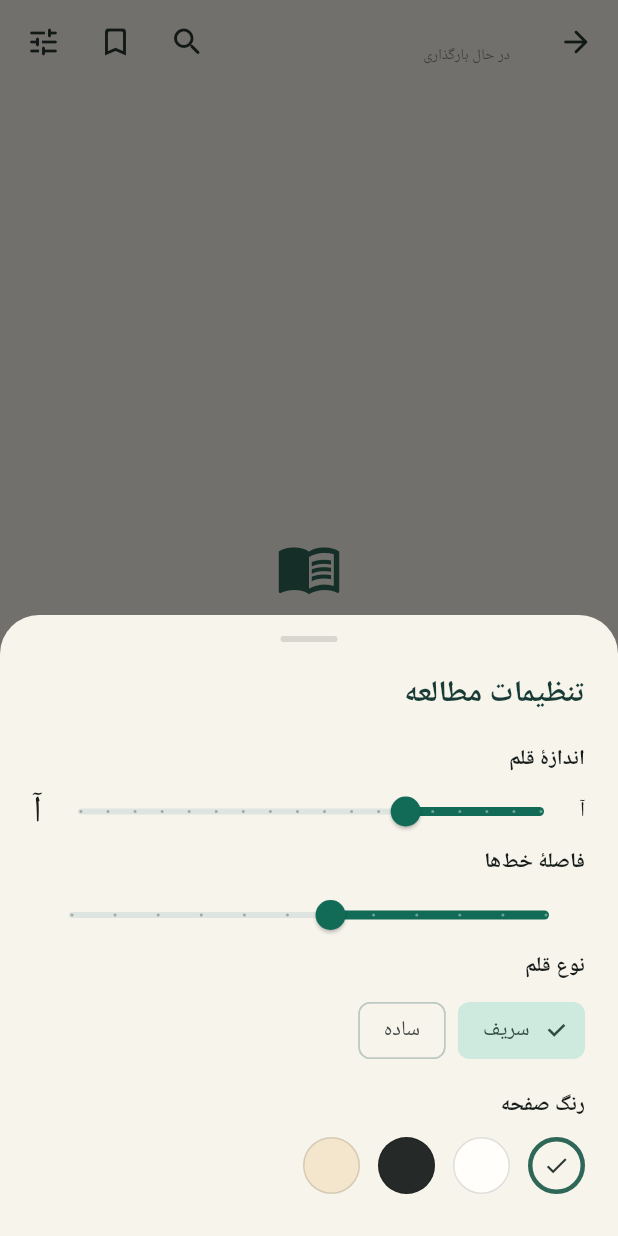
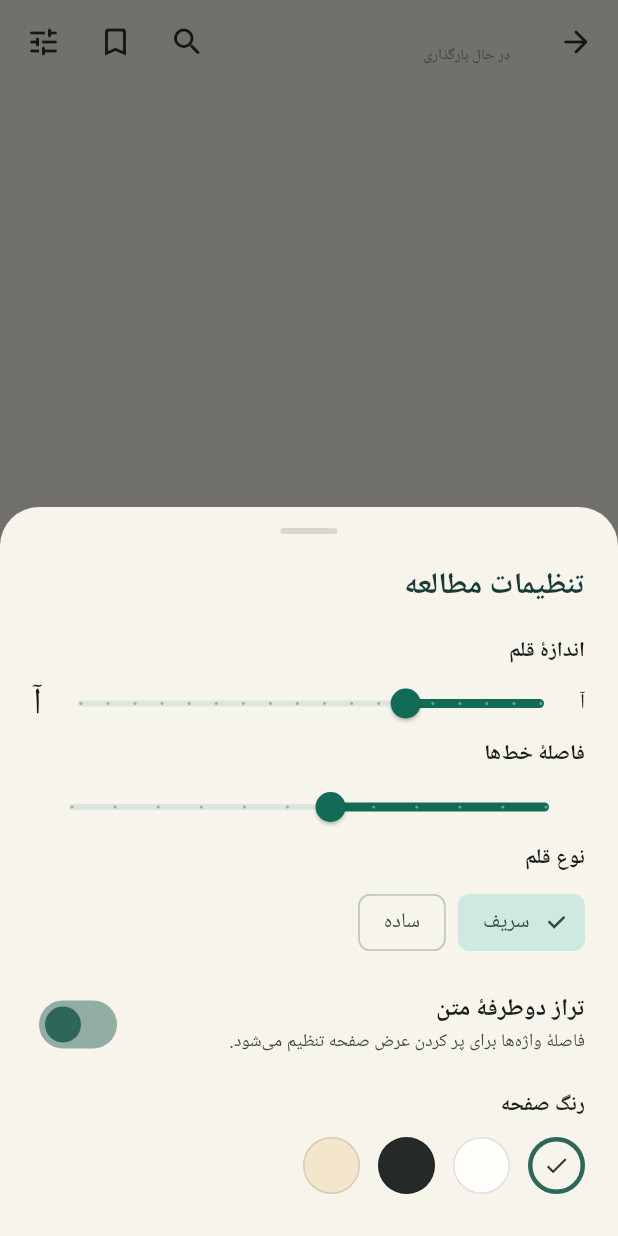
Before and after one commit to sulaimanQasimi/islamic, a Flutter app: the ReaderPage screen opened directly with empty values, after a tap on the "tune" icon, on a phone screen of 412 x 824 dp. Run offline on Flutter 3.47's test engine with Material 3 defaults, Android fonts, the light colour scheme and no system bars; our stand-ins replace shared_preferences, web; accounts and stored records are empty.

Commit message:
Add boolean preference support in app storage: implement getBool and setBool methods across native, web, and core storage services. Update reader page to include justify text option with UI toggle and persistence of user preference.

```diff
--- a/lib/services/app_storage.dart
+++ b/lib/services/app_storage.dart
@@ -13,6 +13,7 @@ class AppStorage {
   List<String>? getStringList(String key) => platform.getStringList(key);
   int? getInt(String key) => platform.getInt(key);
   double? getDouble(String key) => platform.getDouble(key);
+  bool? getBool(String key) => platform.getBool(key);
   bool containsKey(String key) => platform.containsKey(key);
   Future<void> setString(String key, String value) =>
       platform.setString(key, value);
@@ -21,4 +22,5 @@ class AppStorage {
   Future<void> setInt(String key, int value) => platform.setInt(key, value);
   Future<void> setDouble(String key, double value) =>
       platform.setDouble(key, value);
+  Future<void> setBool(String key, bool value) => platform.setBool(key, value);
 }
--- a/lib/services/app_storage_native.dart
+++ b/lib/services/app_storage_native.dart
@@ -11,6 +11,7 @@ String? getString(String key) => _prefs.getString(key);
 List<String>? getStringList(String key) => _prefs.getStringList(key);
 int? getInt(String key) => _prefs.getInt(key);
 double? getDouble(String key) => _prefs.getDouble(key);
+bool? getBool(String key) => _prefs.getBool(key);
 bool containsKey(String key) => _prefs.containsKey(key);
 Future<void> setString(String key, String value) async {
   await _prefs.setString(key, value);
@@ -27,3 +28,7 @@ Future<void> setInt(String key, int value) async {
 Future<void> setDouble(String key, double value) async {
   await _prefs.setDouble(key, value);
 }
+
+Future<void> setBool(String key, bool value) async {
+  await _prefs.setBool(key, value);
+}
--- a/lib/ui/reader_page.dart
+++ b/lib/ui/reader_page.dart
@@ -27,6 +27,7 @@ class _ReaderPageState extends State<ReaderPage> {
   int _theme = 0;
   int _chapter = 0;
   String _font = 'سریف';
+  bool _justify = true;
   String _selectedText = '';
   final Set<int> _bookmarks = {};
   final Set<String> _highlights = {};
@@ -83,6 +84,7 @@ class _ReaderPageState extends State<ReaderPage> {
           _palettes.length - 1,
         );
         _font = prefs.getString('readerFont') ?? 'سریف';
+        _justify = prefs.getBool('readerJustify') ?? true;
         _bookmarks.addAll(
           prefs.getStringList('bookmarks_${widget.book.id}')?.map(int.parse) ??
               [],
@@ -267,7 +269,26 @@ class _ReaderPageState extends State<ReaderPage> {
                       )
                       .toList(),
                 ),
-                const SizedBox(height: 16),
+                const SizedBox(height: 8),
+                SwitchListTile(
+                  contentPadding: EdgeInsets.zero,
+                  title: const Text(
+                    'تراز دوطرفهٔ متن',
+                    style: TextStyle(fontWeight: FontWeight.w700),
+                  ),
+                  subtitle: const Text(
+                    'فاصلهٔ واژه‌ها برای پر کردن عرض صفحه تنظیم می‌شود.',
+                    style: TextStyle(fontSize: 12),
+                  ),
+                  value: _justify,
+                  activeThumbColor: green,
+                  onChanged: (value) {
+                    setState(() => _justify = value);
+                    refresh(() {});
+                    _saveReaderSettings();
+                  },
+                ),
+                const SizedBox(height: 8),
                 const Text(
                   'رنگ صفحه',
                   style: TextStyle(fontWeight: FontWeight.w700),
@@ -319,6 +340,14 @@ class _ReaderPageState extends State<ReaderPage> {
     await prefs.setDouble('readerLineHeight', _lineHeight);
     await prefs.setInt('readerTheme', _theme);
     await prefs.setString('readerFont', _font);
+    await prefs.setBool('readerJustify', _justify);
+  }
+
+  TextAlign get _bodyAlign {
+    if (_justify) return TextAlign.justify;
+    return _contentDirection == TextDirection.rtl
+        ? TextAlign.right
+        : TextAlign.left;
   }
 
   void _showContents() {
@@ -591,7 +620,7 @@ class _ReaderPageState extends State<ReaderPage> {
                                         ? 'serif'
                                         : null,
                                   ),
-                                  textAlign: TextAlign.justify,
+                                  textAlign: _bodyAlign,
                                 ),
                                 if (_highlights.isNotEmpty) ...[
                                   const SizedBox(height: 30),
```
Also changed, not shown: lib/services/app_storage_web.dart (+9 -0 lines), 1 other file.
